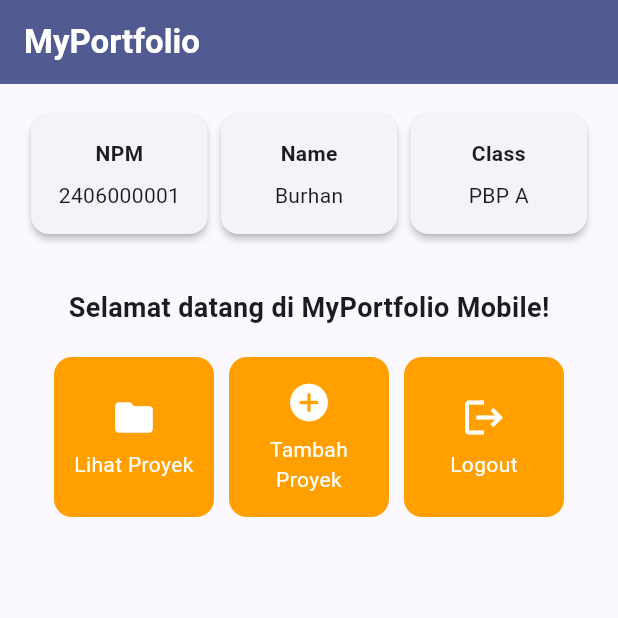
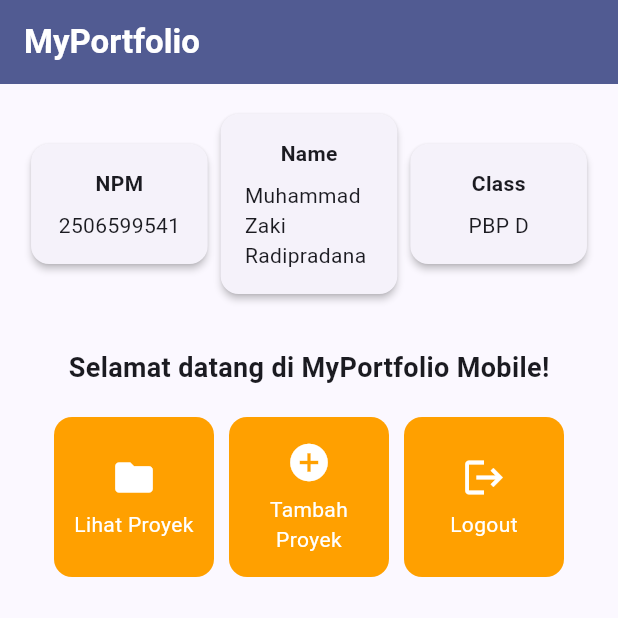
Before and after one commit to zakirdpradana/myportofolio_mobile, a Flutter app: the screen it shows after launch, on a phone screen of 412 x 824 dp, the top half of it. Run offline on Flutter 3.47's test engine with Material 3 defaults, Android fonts, the phone set to English and light mode, and no system bars.

Commit message:
feat: change portofolio InfoCard with personal identity (Tugas 7)

```diff
--- a/lib/menu.dart
+++ b/lib/menu.dart
@@ -12,9 +12,9 @@ class ItemHomepage {
 class MyHomePage extends StatelessWidget {
   MyHomePage({super.key});
 
-  final String npm = "2406000001";
-  final String nama = "Burhan";
-  final String kelas = "PBP A";
+  final String npm = "2506599541";
+  final String nama = "Muhammad Zaki Radipradana";
+  final String kelas = "PBP D";
 
   final List<ItemHomepage> items = [
     ItemHomepage("Lihat Proyek", Icons.folder),
```
